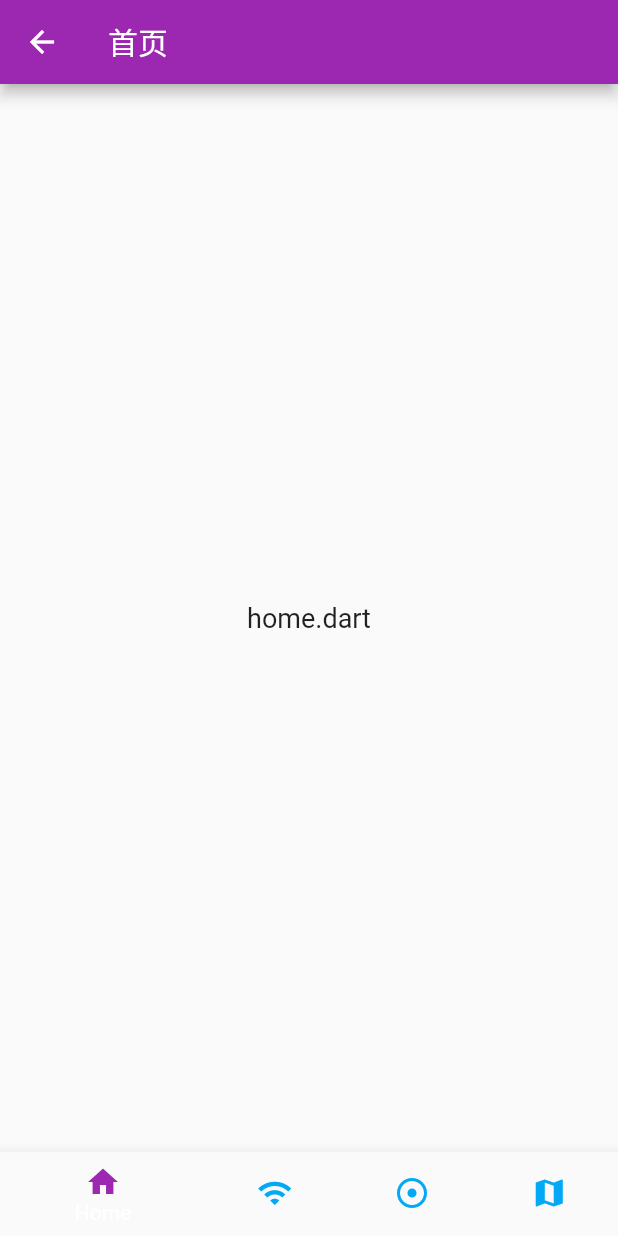
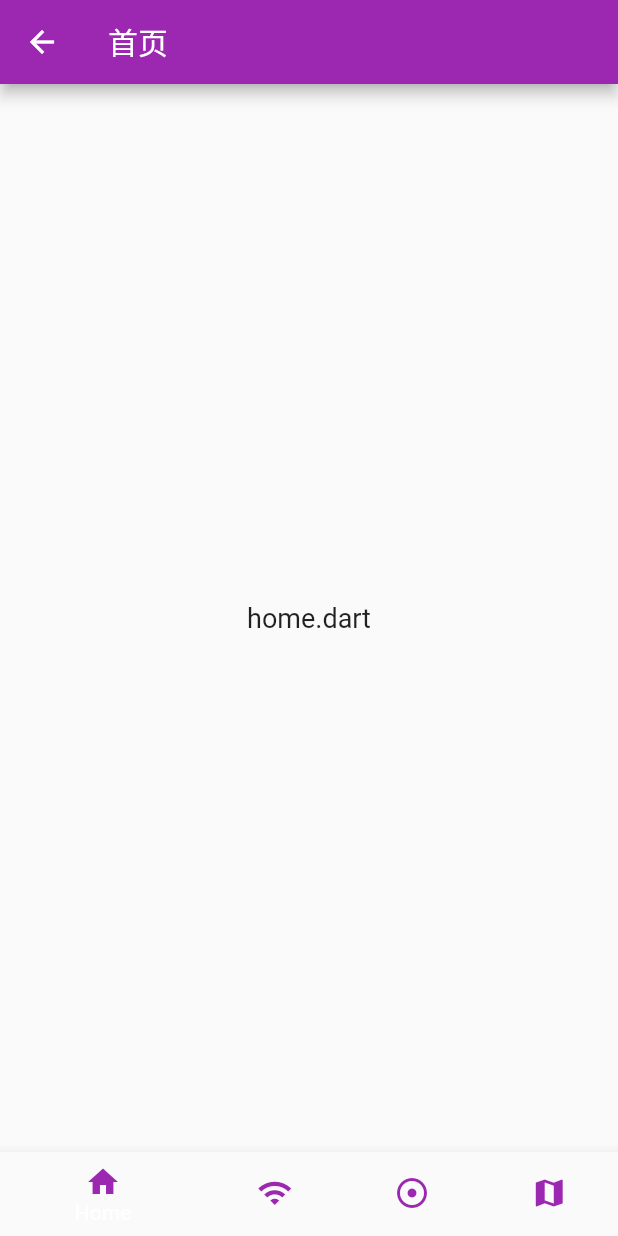
Before and after one commit to HduSy/emonda_sl6, a Flutter app: the FlutterBottomNavigationBar screen opened directly, on a phone screen of 412 x 824 dp. Run offline on Flutter 3.47's test engine with Material 2 defaults, Android fonts, the phone set to English and light mode, and no system bars.

Commit message:
2019.5.4   Description:BottomNavigationBar

```diff
--- a/lib/widgets/flutter_bottom_navigation_bar.dart
+++ b/lib/widgets/flutter_bottom_navigation_bar.dart
@@ -34,34 +34,34 @@ class _FlutterBottomNavigationBar extends State<FlutterBottomNavigationBar> {
               ),
               title: Text(
                 'Home',
-                style: TextStyle(color: Colors.purple),
+                style: TextStyle(color: Colors.white),
               )),
           BottomNavigationBarItem(
               icon: Icon(
                 Icons.wifi,
-                color: Colors.lightBlue,
+                color: Colors.purple,
               ),
               title: Text(
                 'Http',
-                style: TextStyle(color: Colors.purple),
+                style: TextStyle(color: Colors.white),
               )),
           BottomNavigationBarItem(
               icon: Icon(
                 Icons.adjust,
-                color: Colors.lightBlue,
+                color: Colors.purple,
               ),
               title: Text(
                 'Adjust',
-                style: TextStyle(color: Colors.purple),
+                style: TextStyle(color: Colors.white),
               )),
           BottomNavigationBarItem(
               icon: Icon(
                 Icons.map,
-                color: Colors.lightBlue,
+                color: Colors.purple,
               ),
               title: Text(
                 'Map',
-                style: TextStyle(color: Colors.purple),
+                style: TextStyle(color: Colors.white),
               ))
         ],
         onTap: (int index) {
```
